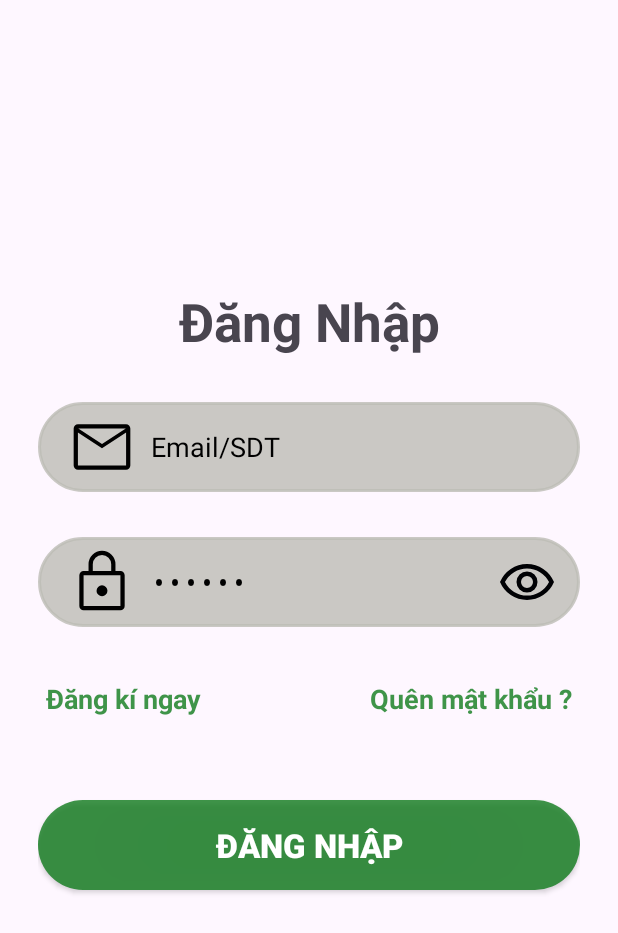
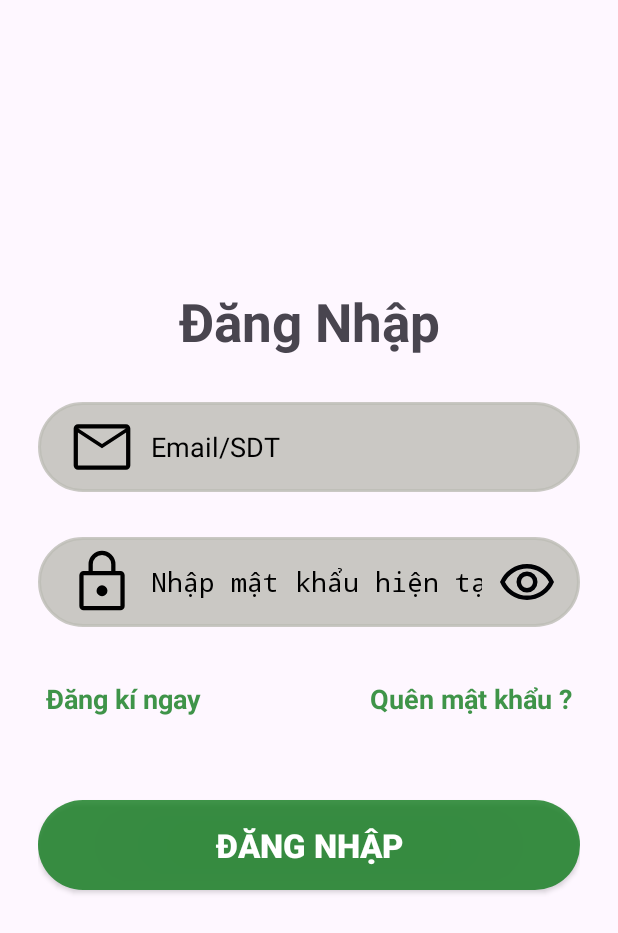
Before and after one commit to ThaaanhTam/prj_CDDD1, an Android app: the screen it shows after launch (Login), on a phone screen of 412 x 824 dp. Shown: the top 933 px of the screen. Run offline under Robolectric (Android 15) with nearby library versions, the phone set to English and light mode, and no system bars; our stand-ins replace Firebase (no records; nobody signed in at launch, a user with empty details on screens opened directly).

Commit message:
Spiner_2 LamHocVan

```diff
--- a/HoTroViecLam/app/src/main/java/com/example/hotrovieclam/Nam/login/Login.java
+++ b/HoTroViecLam/app/src/main/java/com/example/hotrovieclam/Nam/login/Login.java
@@ -49,7 +49,7 @@ public class Login extends AppCompatActivity {
         super.onCreate(savedInstanceState);
         EdgeToEdge.enable(this);
         setContentView(binding.getRoot());
-        binding.editTextPassword.setText("777777");
+        //binding.editTextPassword.setText("777777");
         sharedPreferences = getSharedPreferences("user_prefs", MODE_PRIVATE);
         String id = sharedPreferences.getString("user_uid", null);
         Log.d("KK", "onCreate: " + id);
--- a/HoTroViecLam/app/src/main/res/layout/fragment_education.xml
+++ b/HoTroViecLam/app/src/main/res/layout/fragment_education.xml
@@ -48,6 +48,11 @@
             android:layout_height="wrap_content"
             android:layout_marginBottom="20dp"
             android:orientation="vertical">
+            <ProgressBar
+                android:layout_width="match_parent"
+                android:layout_height="wrap_content"
+                android:id="@+id/loading"
+                android:visibility="gone"/>
 
 
             <EditText
```
